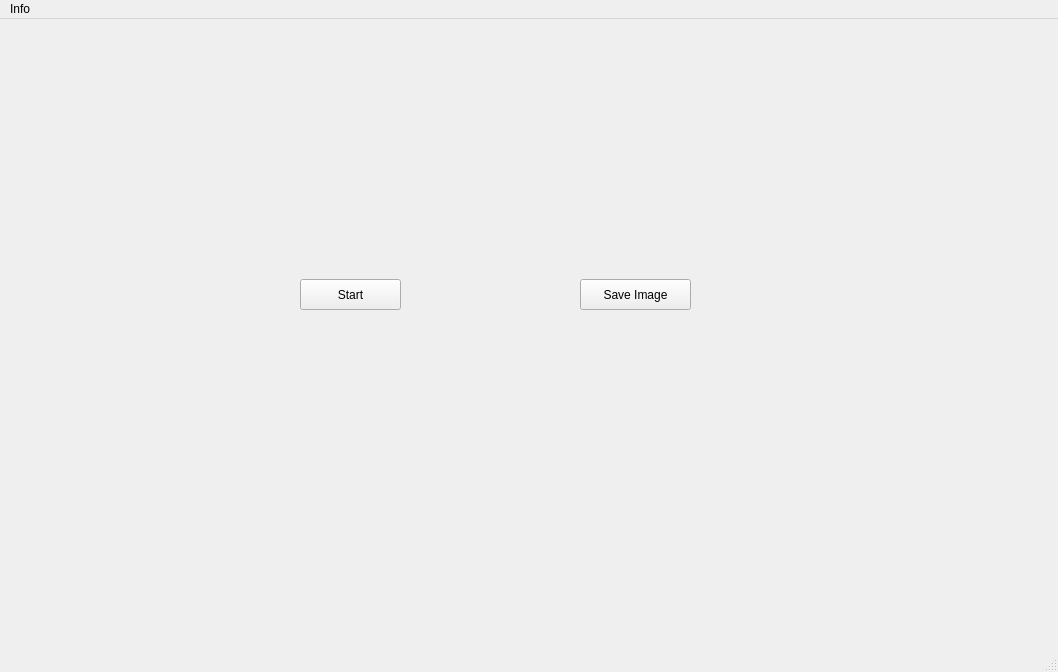
First picture: the form in TrainImage/src/trainimage.ui, repository Rodelph/FaceDetection-with-Qt5-and-OpenCV, before the edit.
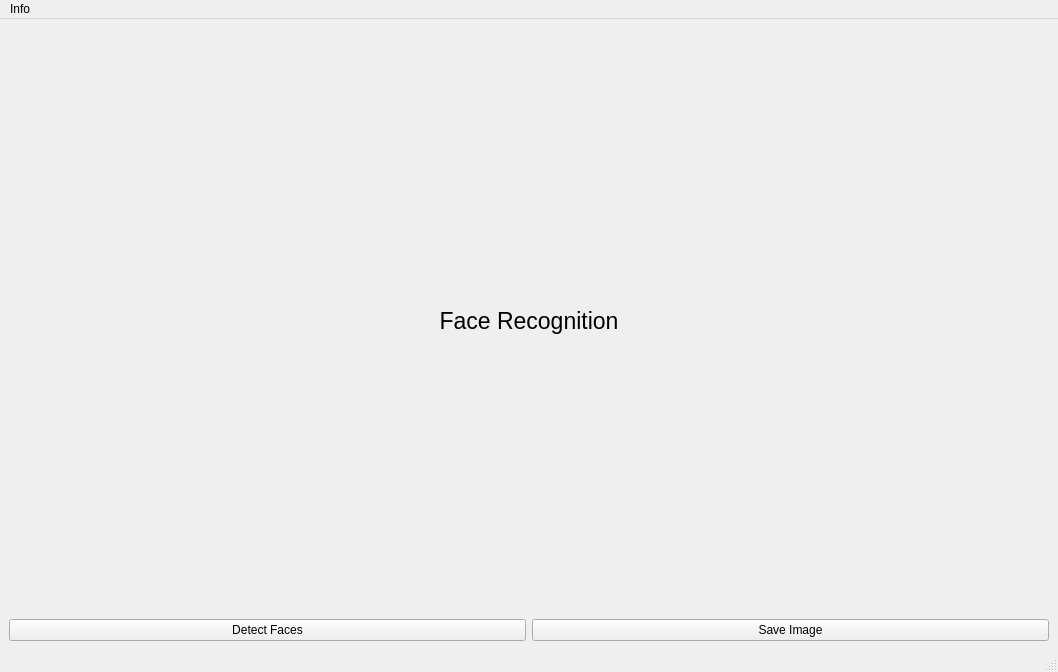
Second picture: the form after the edit.

Patch:
```diff
--- a/TrainImage/src/trainimage.ui
+++ b/TrainImage/src/trainimage.ui
@@ -14,32 +14,45 @@
    <string>MainWindow</string>
   </property>
   <widget class="QWidget" name="centralwidget">
-   <widget class="QPushButton" name="openCam">
-    <property name="geometry">
-     <rect>
-      <x>580</x>
-      <y>260</y>
-      <width>111</width>
-      <height>31</height>
-     </rect>
-    </property>
-    <property name="text">
-     <string>Save Image</string>
-    </property>
-   </widget>
-   <widget class="QPushButton" name="pushButton_2">
-    <property name="geometry">
-     <rect>
-      <x>300</x>
-      <y>260</y>
-      <width>101</width>
-      <height>31</height>
-     </rect>
-    </property>
-    <property name="text">
-     <string>Start</string>
-    </property>
-   </widget>
+   <layout class="QGridLayout" name="gridLayout">
+    <item row="0" column="0">
+     <layout class="QVBoxLayout" name="verticalLayout">
+      <item>
+       <widget class="QLabel" name="label">
+        <property name="font">
+         <font>
+          <pointsize>17</pointsize>
+         </font>
+        </property>
+        <property name="text">
+         <string>Face Recognition</string>
+        </property>
+        <property name="alignment">
+         <set>Qt::AlignCenter</set>
+        </property>
+       </widget>
+      </item>
+      <item>
+       <layout class="QHBoxLayout" name="horizontalLayout">
+        <item>
+         <widget class="QPushButton" name="pushButton_2">
+          <property name="text">
+           <string>Detect Faces</string>
+          </property>
+         </widget>
+        </item>
+        <item>
+         <widget class="QPushButton" name="openCam">
+          <property name="text">
+           <string>Save Image</string>
+          </property>
+         </widget>
+        </item>
+       </layout>
+      </item>
+     </layout>
+    </item>
+   </layout>
   </widget>
   <widget class="QMenuBar" name="menubar">
    <property name="geometry">
```
Left out of the diff: 2 changed lines with no effect on the pictures.
